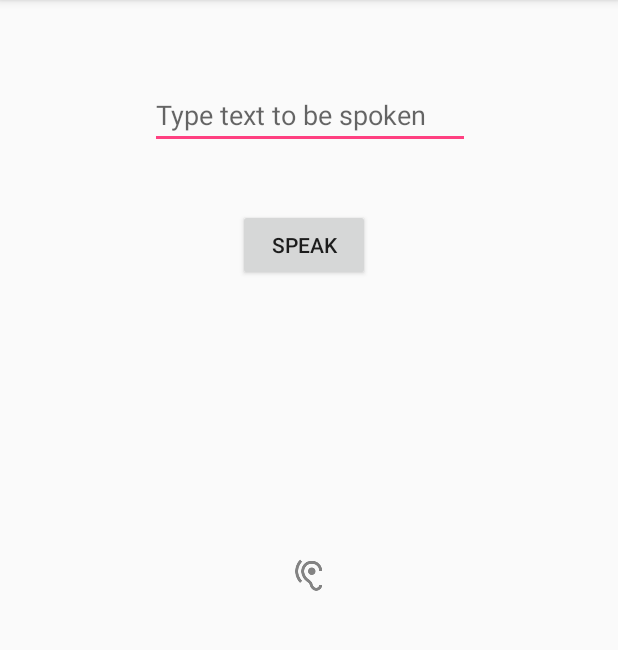
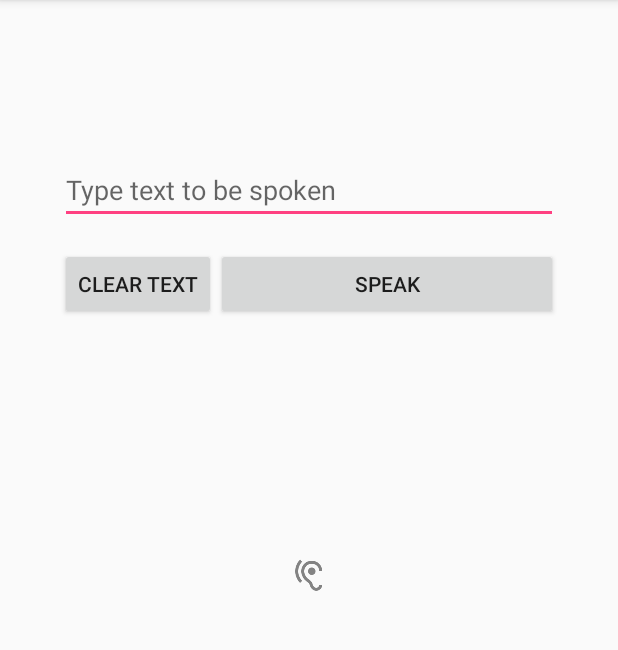
Before and after one commit to aemurill/Adiuvare, an Android app: the screen it shows after launch (ListeningScreen), on a phone screen of 412 x 824 dp, the part 84-734 px from its top. Run offline under Robolectric (Android 15) with nearby library versions, the phone set to English and light mode, and no system bars.

Commit message:
Added a button to clear the text, not yet functional. Also adjusted the layout property to use a relative layout and linear layout. Need to include the listening property also in the linear layout - more work to come.

```diff
--- a/app/src/main/java/edu/ucsc/cmps121/adiuvare/ListeningScreen.java
+++ b/app/src/main/java/edu/ucsc/cmps121/adiuvare/ListeningScreen.java
@@ -44,10 +44,6 @@ public class ListeningScreen extends AppCompatActivity {
                     if (result == TextToSpeech.LANG_MISSING_DATA || result == TextToSpeech.LANG_NOT_SUPPORTED) {
                         Log.e("TTS", "This Language is not supported");
                     }
-                    // this is how we can have audio spoken, we just need to move it to an on-click listener
-                    // and we need to give the user the ability to type in text and then press some button to
-                    // say the text aloud. If you start the app now, this will be spoken first thing.
-                    speak("Hello, this is a Test String");
 
                 } else {
                     Log.e("TTS", "Initialization Failed!");
@@ -94,7 +90,7 @@ public class ListeningScreen extends AppCompatActivity {
         }
     }
 
-    // gets text from user input and is spoken
+    // gets text from user input and is spoken as soon as the "SPEAK" button is selected
     public void getText() {
         EditText textInput = (EditText) findViewById(R.id.TextInput);
         String text = textInput.getText().toString();
@@ -107,7 +103,7 @@ public class ListeningScreen extends AppCompatActivity {
         Intent i = new Intent(RecognizerIntent.ACTION_RECOGNIZE_SPEECH);
         i.putExtra(RecognizerIntent.EXTRA_LANGUAGE_MODEL, RecognizerIntent.LANGUAGE_MODEL_FREE_FORM);
         i.putExtra(RecognizerIntent.EXTRA_LANGUAGE, Locale.getDefault());
-        i.putExtra(RecognizerIntent.EXTRA_PROMPT, "Say something");
+        i.putExtra(RecognizerIntent.EXTRA_PROMPT, "Listening");
 
         try {
             startActivityForResult(i, 100);
@@ -118,7 +114,7 @@ public class ListeningScreen extends AppCompatActivity {
 
     @Override
     protected void onActivityResult(int requestCode, int resultCode, Intent data) {
-        Toast.makeText(ListeningScreen.this, "Results Received, Processing for some reason", Toast.LENGTH_SHORT).show();
+        Toast.makeText(ListeningScreen.this, "Results Received", Toast.LENGTH_SHORT).show();
         super.onActivityResult(requestCode, resultCode, data);
         if(requestCode == 100){
             if (resultCode == RESULT_OK && data != null) {
--- a/app/src/main/res/layout/activity_listening_screen.xml
+++ b/app/src/main/res/layout/activity_listening_screen.xml
@@ -23,35 +23,43 @@
         app:layout_constraintTop_toTopOf="parent"
         android:layout_marginTop="8dp" />
 
-    <EditText
-        android:id="@+id/TextInput"
+    <RelativeLayout
         android:layout_width="wrap_content"
         android:layout_height="wrap_content"
-        android:ems="10"
-        android:hint="Type text to be spoken"
-        android:inputType="textCapSentences|textAutoCorrect"
-        tools:layout_constraintTop_creator="1"
-        tools:layout_constraintRight_creator="1"
-        app:layout_constraintRight_toRightOf="parent"
-        android:layout_marginTop="54dp"
-        tools:layout_constraintLeft_creator="1"
-        app:layout_constraintLeft_toLeftOf="parent"
-        app:layout_constraintTop_toTopOf="parent"
-        app:layout_constraintHorizontal_bias="0.502" />
-    <Button
-        android:id="@+id/Speak"
-        android:layout_width="wrap_content"
-        android:layout_height="wrap_content"
-        android:text="@string/Speak"
-        tools:layout_constraintTop_creator="1"
-        android:layout_marginStart="22dp"
-        android:layout_marginTop="40dp"
-        app:layout_constraintTop_toBottomOf="@+id/TextInput"
-        tools:layout_constraintLeft_creator="1"
-        android:layout_marginLeft="8dp"
-        app:layout_constraintLeft_toLeftOf="parent"
-        android:layout_marginRight="8dp"
-        app:layout_constraintRight_toRightOf="parent"
-        app:layout_constraintHorizontal_bias="0.464" />
+        android:layout_alignParentTop="true"
+        android:layout_centerInParent="true">
+
+        <EditText
+            android:id="@+id/TextInput"
+            android:layout_margin="40dp"
+            android:layout_width="fill_parent"
+            android:layout_height="wrap_content"
+            android:hint="Type text to be spoken"
+            android:inputType="textCapSentences|textAutoCorrect|textMultiLine"
+            android:maxLines="8"
+            android:layout_centerInParent="true"
+            android:layout_centerVertical="true"/>
+
+        <LinearLayout
+            android:layout_width="fill_parent"
+            android:layout_margin="40dp"
+            android:layout_height="wrap_content"
+            android:orientation="horizontal"
+            android:layout_below="@+id/TextInput">
+
+            <Button
+                android:layout_width="wrap_content"
+                android:layout_height="wrap_content"
+                android:text="Clear Text"/>
+
+            <Button
+                android:id="@+id/Speak"
+                android:layout_width="fill_parent"
+                android:layout_height="wrap_content"
+                android:text="@string/Speak"/>
+
+        </LinearLayout>
+
+    </RelativeLayout>
 
 </android.support.constraint.ConstraintLayout>
```
